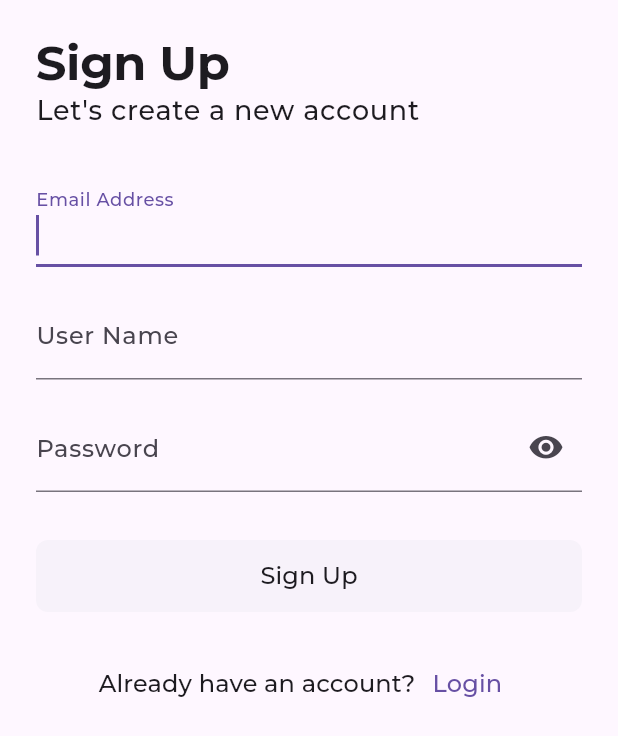
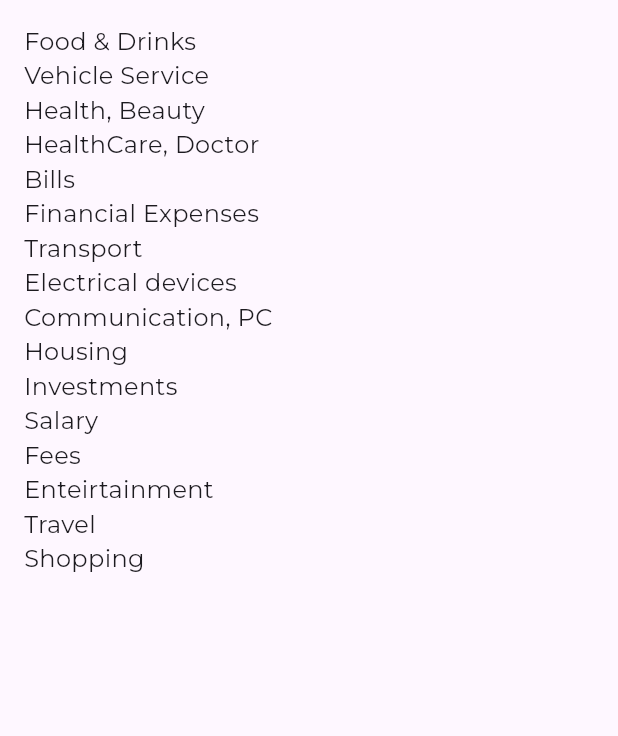
Before and after one commit to omar-arnous/Track-It, a Flutter app: the screen it shows after launch, on a phone screen of 412 x 824 dp. Shown: the top 736 px of the screen. Run offline on Flutter 3.47's test engine with Material 3 defaults, Android fonts, the phone set to English and light mode, and no system bars; our stand-ins replace bloc, cloud_firestore, dartz, equatable, firebase_auth, firebase_core and 6 more; accounts and stored records are empty.

Commit message:
Refactor: reconfigure the add category functionality

```diff
--- a/lib/config/router.dart
+++ b/lib/config/router.dart
@@ -3,12 +3,13 @@ import 'package:trackit/core/constants/routes.dart';
 import 'package:trackit/presentation/pages/auth/login_page.dart';
 import 'package:trackit/presentation/pages/auth/reset_password_page.dart';
 import 'package:trackit/presentation/pages/auth/signup_page.dart';
+import 'package:trackit/presentation/pages/category/category_list.dart';
 import 'package:trackit/presentation/pages/home_page.dart';
 
 class Routes {
   final _router = GoRouter(
     // initialLocation: '/spalsh',
-    initialLocation: kSignUpRoute,
+    initialLocation: kCategoryRoute,
     routes: [
       GoRoute(
         name: 'Sign Up',
@@ -30,6 +31,11 @@ class Routes {
         path: kHomeRoute,
         builder: (context, state) => const HomePage(),
       ),
+      GoRoute(
+        name: 'Categories',
+        path: kCategoryRoute,
+        builder: (context, state) => const CategoryList(),
+      ),
     ],
   );
 
--- a/lib/core/constants/routes.dart
+++ b/lib/core/constants/routes.dart
@@ -4,3 +4,4 @@ const String kSignUpRoute = '/sign-up';
 const String kLogInRoute = '/sign-in';
 const String kResetPasswordRoute = '/reset-password';
 const String kHomeRoute = '/home';
+const String kCategoryRoute = '/category';
--- a/lib/domain/repositories/category_repository.dart
+++ b/lib/domain/repositories/category_repository.dart
@@ -4,5 +4,5 @@ import 'package:trackit/domain/entities/category.dart';
 
 abstract class CategoryRepository {
   Future<Either<Failure, List<Category>>> getCategories();
-  Future<Unit> addCategory(List<Category> categories);
+  Future<Either<Failure, Unit>> addCategory(List<Category> categories);
 }
--- a/lib/domain/usecases/category/add_category.dart
+++ b/lib/domain/usecases/category/add_category.dart
@@ -1,4 +1,5 @@
 import 'package:dartz/dartz.dart';
+import 'package:trackit/core/errors/failures.dart';
 import 'package:trackit/domain/entities/category.dart';
 import 'package:trackit/domain/repositories/category_repository.dart';
 
@@ -7,7 +8,7 @@ class AddCategoryUsecase {
 
   AddCategoryUsecase({required this.repository});
 
-  Future<Unit> call(List<Category> categories) async {
+  Future<Either<Failure, Unit>> call(List<Category> categories) async {
     return await repository.addCategory(categories);
   }
 }
--- a/lib/presentation/blocs/category/category_bloc.dart
+++ b/lib/presentation/blocs/category/category_bloc.dart
@@ -106,14 +106,11 @@ class CategoryBloc extends Bloc<CategoryEvent, CategoryState> {
     on<CategoryEvent>((event, emit) async {
       if (event is AddCategoryEvent) {
         emit(LoadingCategoriesState());
-        try {
-          await addCategories(
-            event.categories,
-          );
-          add(GetCategoriesEvent());
-        } catch (error) {
-          emit(ErrorCategoryState(message: error.toString()));
-        }
+        final res = await addCategories(
+          event.categories,
+        );
+
+        emit(_mapResponseToUnit(res, event.categories));
       } else if (event is GetCategoriesEvent) {
         emit(LoadingCategoriesState());
 
@@ -130,9 +127,17 @@ class CategoryBloc extends Bloc<CategoryEvent, CategoryState> {
     );
   }
 
+  CategoryState _mapResponseToUnit(
+      Either<Failure, Unit> res, List<Category> categories) {
+    return res.fold(
+        (failure) => ErrorCategoryState(message: _getMessage(failure)),
+        (_) => LoadedCategoriesState(categories: categories));
+  }
+
   String _getMessage(Failure failure) {
     switch (failure.runtimeType) {
-      case EmptyDatabaseFailure():
+      case EmptyDatabaseFailure:
+        print('empty database');
         add(AddCategoryEvent(categories: defaultCategories));
         return kEmptyDatabaseFailureMessage;
       default:
--- /dev/null
+++ b/lib/presentation/pages/category/category_list.dart
@@ -0,0 +1,46 @@
+import 'package:flutter/material.dart';
+import 'package:flutter_bloc/flutter_bloc.dart';
+import 'package:trackit/presentation/blocs/category/category_bloc.dart';
+import 'package:trackit/presentation/widgets/spinner.dart';
+
+class CategoryList extends StatelessWidget {
+  const CategoryList({super.key});
+
+  @override
+  Widget build(BuildContext context) {
+    return SafeArea(
+      child: Scaffold(
+        body: Container(
+          margin: const EdgeInsets.all(16),
+          child: BlocBuilder<CategoryBloc, CategoryState>(
+            builder: (context, state) {
+              if (state is LoadingCategoriesState) {
+                return const Spinner();
+              } else if (state is LoadedCategoriesState) {
+                final categories = state.categories;
+                return ListView.builder(
+                  itemCount: categories.length,
+                  itemBuilder: (context, index) {
+                    return Text(categories[index].name);
+                  },
+                );
+              } else if (state is ErrorCategoryState) {
+                return AlertDialog.adaptive(
+                  title: const Text('Error'),
+                  content: Text(state.message),
+                );
+              } else {
+                return Center(
+                  child: Text(
+                    'No Categories',
+                    style: Theme.of(context).textTheme.bodyLarge,
+                  ),
+                );
+              }
+            },
+          ),
+        ),
+      ),
+    );
+  }
+}
```
Also changed, not shown: lib/data/datasources/category_local_datasource.dart (+11 -4 lines), lib/data/repositories/category_repository_impl.dart (+11 -7 lines), lib/presentation/blocs/auth/auth_bloc.dart (+7 -7 lines).
